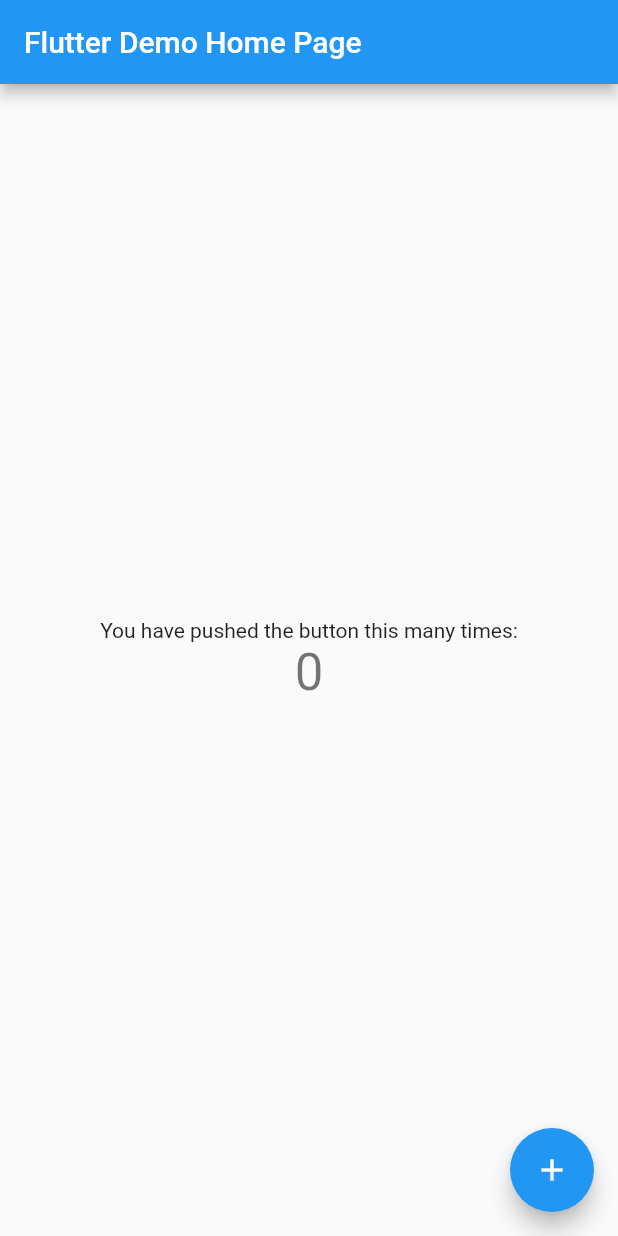
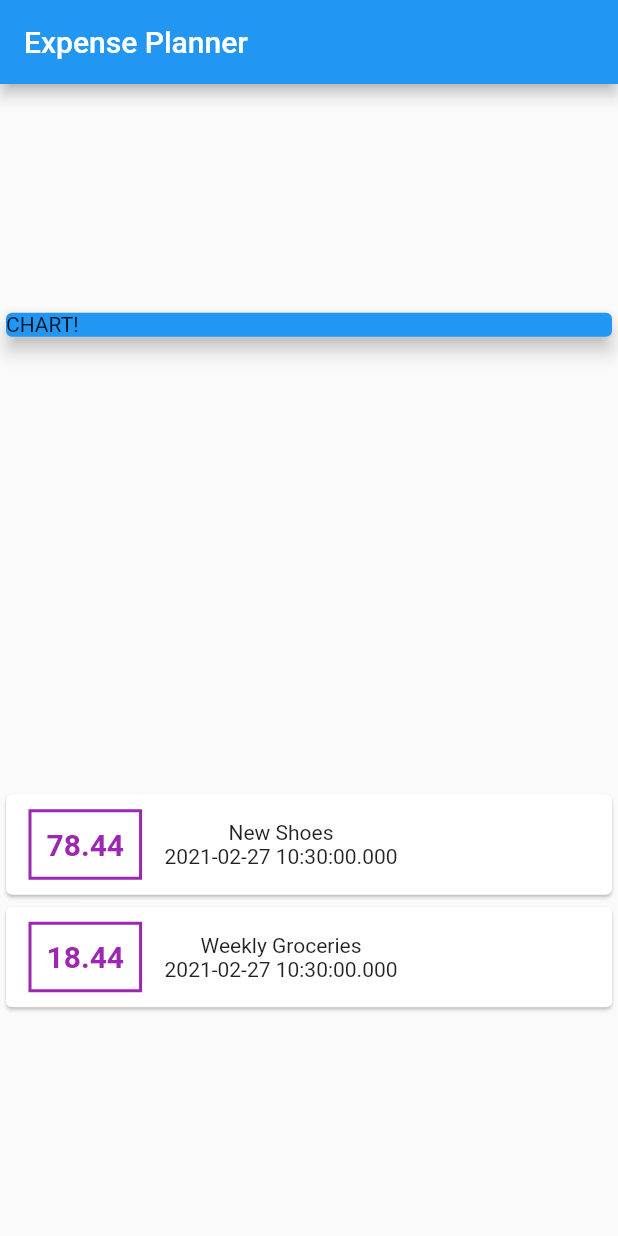
Before and after one commit to yash412/ExpensePlanner, a Flutter app: the screen it shows after launch, on a phone screen of 412 x 824 dp. Run offline on Flutter 3.47's test engine with Material 2 defaults, Android fonts, the phone set to English and light mode, and no system bars.

Commit message:
Build the very basic structure of a app

```diff
--- a/lib/main.dart
+++ b/lib/main.dart
@@ -1,117 +1,93 @@
 import 'package:flutter/material.dart';
+import './transcation.dart';
 
-void main() {
-  runApp(MyApp());
-}
+void main() => runApp(MyApp());
 
 class MyApp extends StatelessWidget {
-  // This widget is the root of your application.
   @override
   Widget build(BuildContext context) {
     return MaterialApp(
-      title: 'Flutter Demo',
-      theme: ThemeData(
-        // This is the theme of your application.
-        //
-        // Try running your application with "flutter run". You'll see the
-        // application has a blue toolbar. Then, without quitting the app, try
-        // changing the primarySwatch below to Colors.green and then invoke
-        // "hot reload" (press "r" in the console where you ran "flutter run",
-        // or simply save your changes to "hot reload" in a Flutter IDE).
-        // Notice that the counter didn't reset back to zero; the application
-        // is not restarted.
-        primarySwatch: Colors.blue,
-        // This makes the visual density adapt to the platform that you run
-        // the app on. For desktop platforms, the controls will be smaller and
-        // closer together (more dense) than on mobile platforms.
-        visualDensity: VisualDensity.adaptivePlatformDensity,
-      ),
-      home: MyHomePage(title: 'Flutter Demo Home Page'),
+      title: 'Flutter App',
+      home: MyHomePage(),
     );
   }
 }
 
-class MyHomePage extends StatefulWidget {
-  MyHomePage({Key key, this.title}) : super(key: key);
-
-  // This widget is the home page of your application. It is stateful, meaning
-  // that it has a State object (defined below) that contains fields that affect
-  // how it looks.
-
-  // This class is the configuration for the state. It holds the values (in this
-  // case the title) provided by the parent (in this case the App widget) and
-  // used by the build method of the State. Fields in a Widget subclass are
-  // always marked "final".
-
-  final String title;
-
-  @override
-  _MyHomePageState createState() => _MyHomePageState();
-}
-
-class _MyHomePageState extends State<MyHomePage> {
-  int _counter = 0;
-
-  void _incrementCounter() {
-    setState(() {
-      // This call to setState tells the Flutter framework that something has
-      // changed in this State, which causes it to rerun the build method below
-      // so that the display can reflect the updated values. If we changed
-      // _counter without calling setState(), then the build method would not be
-      // called again, and so nothing would appear to happen.
-      _counter++;
-    });
-  }
+class MyHomePage extends StatelessWidget {
+  final List<Transaction> transactions = [
+    Transaction(
+      id: 't1',
+      title: 'New Shoes',
+      amount: 78.44,
+      date: DateTime.now(),
+    ),
+    Transaction(
+      id: 't2',
+      title: 'Weekly Groceries',
+      amount: 18.44,
+      date: DateTime.now(),
+    ),
+  ];
 
   @override
   Widget build(BuildContext context) {
-    // This method is rerun every time setState is called, for instance as done
-    // by the _incrementCounter method above.
-    //
-    // The Flutter framework has been optimized to make rerunning build methods
-    // fast, so that you can just rebuild anything that needs updating rather
-    // than having to individually change instances of widgets.
     return Scaffold(
       appBar: AppBar(
-        // Here we take the value from the MyHomePage object that was created by
-        // the App.build method, and use it to set our appbar title.
-        title: Text(widget.title),
+        title: Text('Expense Planner'),
       ),
-      body: Center(
-        // Center is a layout widget. It takes a single child and positions it
-        // in the middle of the parent.
-        child: Column(
-          // Column is also a layout widget. It takes a list of children and
-          // arranges them vertically. By default, it sizes itself to fit its
-          // children horizontally, and tries to be as tall as its parent.
-          //
-          // Invoke "debug painting" (press "p" in the console, choose the
-          // "Toggle Debug Paint" action from the Flutter Inspector in Android
-          // Studio, or the "Toggle Debug Paint" command in Visual Studio Code)
-          // to see the wireframe for each widget.
-          //
-          // Column has various properties to control how it sizes itself and
-          // how it positions its children. Here we use mainAxisAlignment to
-          // center the children vertically; the main axis here is the vertical
-          // axis because Columns are vertical (the cross axis would be
-          // horizontal).
-          mainAxisAlignment: MainAxisAlignment.center,
-          children: <Widget>[
-            Text(
-              'You have pushed the button this many times:',
+      body: Column(
+        mainAxisAlignment: MainAxisAlignment.spaceAround,
+        crossAxisAlignment: CrossAxisAlignment.stretch,
+        children: <Widget>[
+          Container(
+            width: double.infinity,
+            child: Card(
+              color: Colors.blue,
+              child: Text('CHART!'),
+              elevation: 5,
             ),
-            Text(
-              '$_counter',
-              style: Theme.of(context).textTheme.headline4,
-            ),
-          ],
-        ),
+          ),
+          Column(
+            children: transactions.map((tx) {
+              return Card(
+                child: Row(
+                  children: <Widget>[
+                    Container(
+                      margin: EdgeInsets.symmetric(
+                        vertical: 10,
+                        horizontal: 15,
+                      ),
+                      decoration: BoxDecoration(
+                        border: Border.all(
+                          color: Colors.purple,
+                          width: 2,
+                        ),
+                      ),
+                      padding: EdgeInsets.all(10),
+                      child: Text(
+                        tx.amount.toString(),
+                        style: TextStyle(
+                          fontWeight: FontWeight.bold,
+                          fontSize: 20,
+                          color: Colors.purple,
+                        ),
+                      ),
+                    ),
+                    Column(
+                      children: <Widget>[
+                        Text(tx.title),
+                        Text(
+                          tx.date.toString(),
+                        ),
+                      ],
+                    )
+                  ],
+                ),
+              );
+            }).toList(),
+          ),
+        ],
       ),
-      floatingActionButton: FloatingActionButton(
-        onPressed: _incrementCounter,
-        tooltip: 'Increment',
-        child: Icon(Icons.add),
-      ), // This trailing comma makes auto-formatting nicer for build methods.
     );
   }
 }
--- /dev/null
+++ b/lib/transcation.dart
@@ -0,0 +1,15 @@
+import 'package:flutter/foundation.dart';
+
+class Transaction {
+  final String id;
+  final String title;
+  final double amount;
+  final DateTime date;
+
+  Transaction({
+    @required this.id,
+    @required this.title,
+    @required this.amount,
+    @required this.date,
+  });
+}
```
Also changed, not shown: 1 other file.
